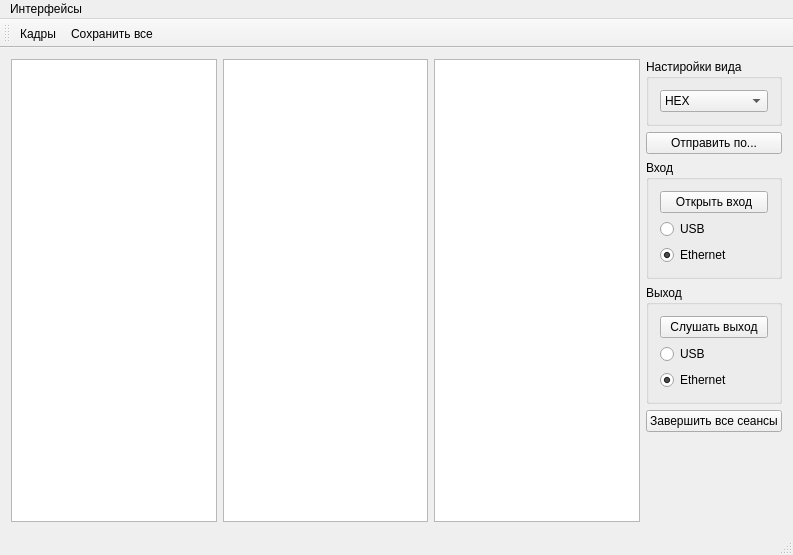
Qt form mainwindow.ui (Gorbykov/InterfaceTester) before a commit.
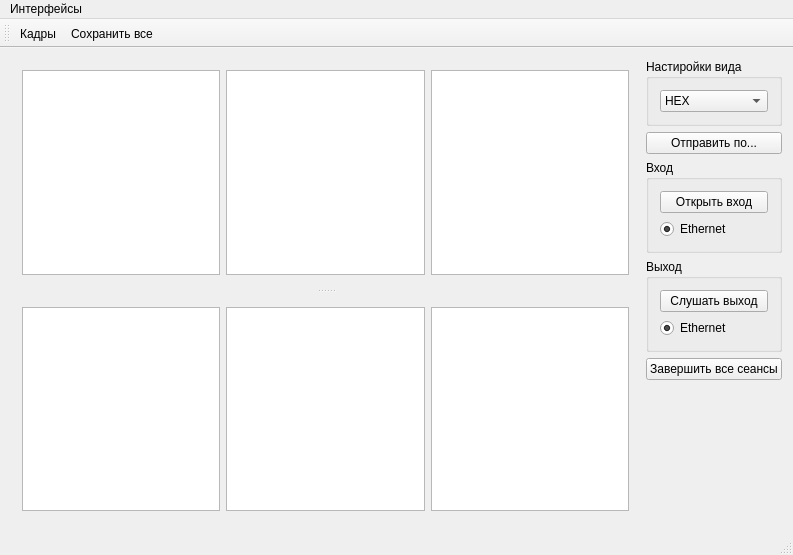
The same form after that commit.

Diff of the .ui file:
```diff
--- a/mainwindow.ui
+++ b/mainwindow.ui
@@ -20,9 +20,40 @@
      <verstretch>0</verstretch>
     </sizepolicy>
    </property>
+   <layout class="QHBoxLayout" name="horizontalLayout_4">
+    <item>
+     <widget class="QSplitter" name="splitter">
+      <property name="sizePolicy">
+       <sizepolicy hsizetype="Expanding" vsizetype="Expanding">
+        <horstretch>0</horstretch>
+        <verstretch>0</verstretch>
+       </sizepolicy>
+      </property>
+      <property name="frameShape">
+       <enum>QFrame::NoFrame</enum>
+      </property>
+      <property name="orientation">
+       <enum>Qt::Vertical</enum>
+      </property>
+      <property name="opaqueResize">
+       <bool>true</bool>
+      </property>
+      <property name="handleWidth">
+       <number>10</number>
+      </property>
+      <property name="childrenCollapsible">
+       <bool>true</bool>
+      </property>
+      <widget class="QWidget" name="horizontalLayoutWidget">
    <layout class="QHBoxLayout" name="horizontalLayout">
     <item>
      <widget class="QTextEdit" name="textEditIn">
+          <property name="sizePolicy">
+           <sizepolicy hsizetype="Expanding" vsizetype="Expanding">
+            <horstretch>0</horstretch>
+            <verstretch>0</verstretch>
+           </sizepolicy>
+          </property>
       <property name="font">
        <font>
         <family>Consolas</family>
@@ -39,6 +70,12 @@
     </item>
     <item>
      <widget class="QTextEdit" name="textEditOut">
+          <property name="sizePolicy">
+           <sizepolicy hsizetype="Expanding" vsizetype="Expanding">
+            <horstretch>0</horstretch>
+            <verstretch>0</verstretch>
+           </sizepolicy>
+          </property>
       <property name="font">
        <font>
         <family>Consolas</family>
@@ -58,6 +95,12 @@
       <property name="enabled">
        <bool>true</bool>
       </property>
+          <property name="sizePolicy">
+           <sizepolicy hsizetype="Expanding" vsizetype="Expanding">
+            <horstretch>0</horstretch>
+            <verstretch>0</verstretch>
+           </sizepolicy>
+          </property>
       <property name="font">
        <font>
         <family>Consolas</family>
@@ -70,6 +113,83 @@
       <property name="tabStopWidth">
        <number>48</number>
       </property>
+         </widget>
+        </item>
+       </layout>
+      </widget>
+      <widget class="QWidget" name="horizontalLayoutWidget_2">
+       <layout class="QHBoxLayout" name="horizontalLayout_3">
+        <item>
+         <widget class="QTextEdit" name="textEditInDelays">
+          <property name="sizePolicy">
+           <sizepolicy hsizetype="Expanding" vsizetype="Expanding">
+            <horstretch>0</horstretch>
+            <verstretch>0</verstretch>
+           </sizepolicy>
+          </property>
+          <property name="font">
+           <font>
+            <family>Consolas</family>
+            <pointsize>12</pointsize>
+           </font>
+          </property>
+          <property name="readOnly">
+           <bool>true</bool>
+          </property>
+          <property name="tabStopWidth">
+           <number>48</number>
+          </property>
+         </widget>
+        </item>
+        <item>
+         <widget class="QTextEdit" name="textEditOutDelays">
+          <property name="sizePolicy">
+           <sizepolicy hsizetype="Expanding" vsizetype="Expanding">
+            <horstretch>0</horstretch>
+            <verstretch>0</verstretch>
+           </sizepolicy>
+          </property>
+          <property name="font">
+           <font>
+            <family>Consolas</family>
+            <pointsize>12</pointsize>
+           </font>
+          </property>
+          <property name="readOnly">
+           <bool>true</bool>
+          </property>
+          <property name="tabStopWidth">
+           <number>48</number>
+          </property>
+         </widget>
+        </item>
+        <item>
+         <widget class="QTextEdit" name="textEditCompereDelays">
+          <property name="enabled">
+           <bool>true</bool>
+          </property>
+          <property name="sizePolicy">
+           <sizepolicy hsizetype="Expanding" vsizetype="Expanding">
+            <horstretch>0</horstretch>
+            <verstretch>0</verstretch>
+           </sizepolicy>
+          </property>
+          <property name="font">
+           <font>
+            <family>Consolas</family>
+            <pointsize>12</pointsize>
+           </font>
+          </property>
+          <property name="readOnly">
+           <bool>true</bool>
+          </property>
+          <property name="tabStopWidth">
+           <number>48</number>
+          </property>
+         </widget>
+        </item>
+       </layout>
+      </widget>
      </widget>
     </item>
     <item>
@@ -123,13 +243,6 @@
            </property>
           </widget>
          </item>
-         <item>
-          <widget class="QRadioButton" name="radioButtonUsbIn">
-           <property name="text">
-            <string>USB</string>
-           </property>
-          </widget>
-         </item>
          <item>
           <widget class="QRadioButton" name="radioButtonEthIn">
            <property name="text">
@@ -156,13 +269,6 @@
            </property>
           </widget>
          </item>
-         <item>
-          <widget class="QRadioButton" name="radioButtonUsbOut">
-           <property name="text">
-            <string>USB</string>
-           </property>
-          </widget>
-         </item>
          <item>
           <widget class="QRadioButton" name="radioButtonEthOut">
            <property name="text">
```
Left out of the diff: 5 changed lines with no effect on the pictures. Lines whose indentation alone changed are shown as unchanged.
